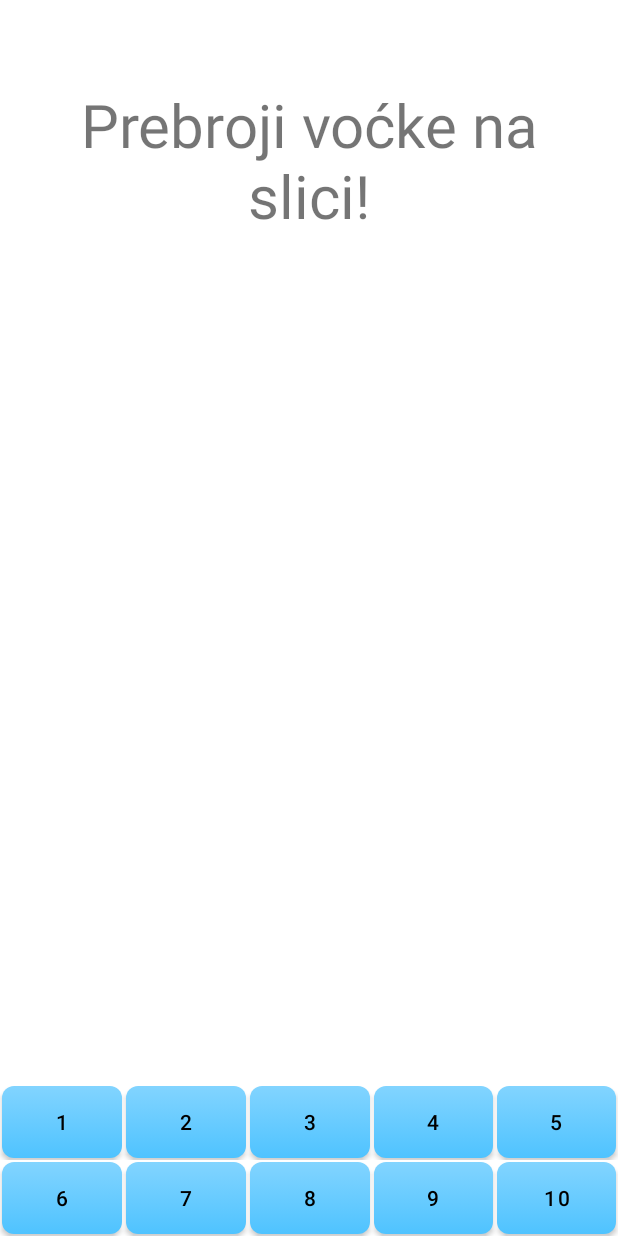
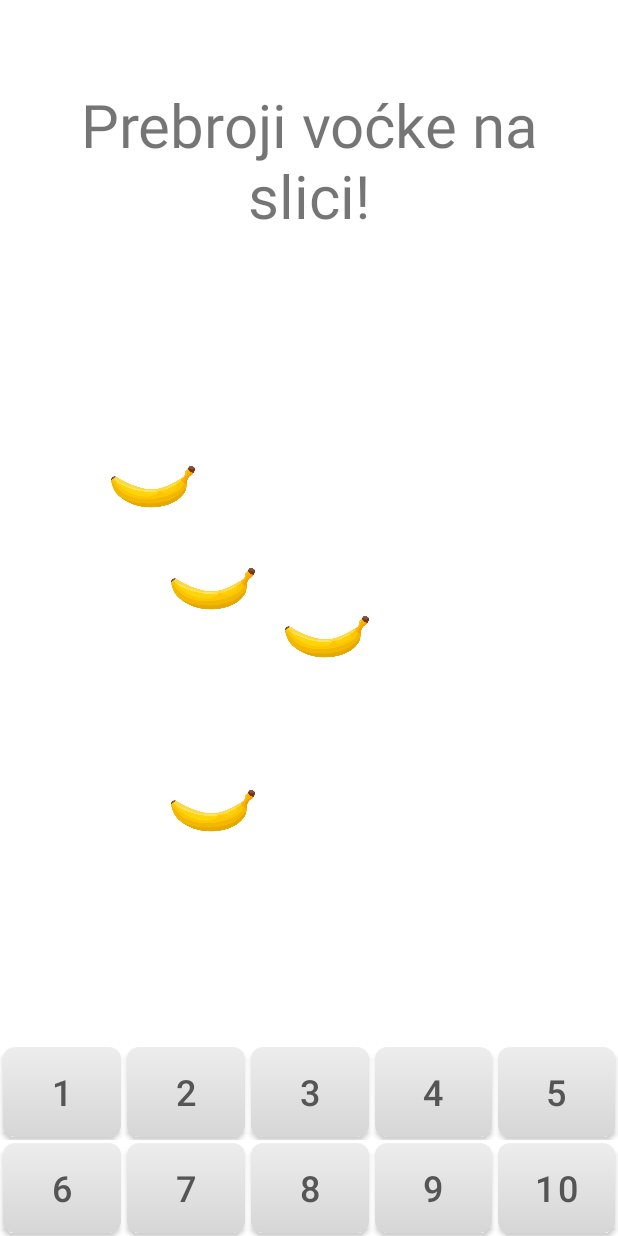
Before and after one commit to ajan9/MathQuiz, an Android app: the layout fragment_counting.xml on its own in the app's theme, with its tools: preview values and no code run, on a phone screen of 412 x 824 dp. Run offline under Robolectric (Android 15) with nearby library versions, the phone set to English and light mode, and no system bars.

Commit message:
Fixing layouts

```diff
--- a/app/src/main/java/com/example/mathquiz/ShapesFragment.kt
+++ b/app/src/main/java/com/example/mathquiz/ShapesFragment.kt
@@ -67,6 +67,8 @@ class ShapesFragment : Fragment() {
             )
         )
 
+        buttons.forEach { it.isClickable = true }
+
         buttons.shuffle()
         buttons[0].text = shapes.random().stringResource
         buttons[2].text = shape.stringResource
@@ -81,6 +83,8 @@ class ShapesFragment : Fragment() {
 
         for (button in buttons) {
             button.setOnClickListener {
+                buttons.forEach { it.isClickable = false }
+
                 if (button.text.equals(shape.stringResource)) {
                     button.setBackgroundColor(resources.getColor(R.color.green))
                     Handler(Looper.getMainLooper()).postDelayed(
--- a/app/src/main/res/drawable/blue_button_background.xml
+++ b/app/src/main/res/drawable/gray_button_background.xml
@@ -2,7 +2,7 @@
 <selector xmlns:android="http://schemas.android.com/apk/res/android">
     <item android:state_pressed="true">
         <shape>
-            <solid android:color="@color/blue_dark"/>
+            <solid android:color="@color/light"/>
             <corners android:radius="8dp" />
         </shape>
     </item>
@@ -12,8 +12,8 @@
             <gradient
                 android:type="linear"
                 android:angle="90"
-                android:startColor="@color/blue_dark"
-                android:endColor="@color/blue_light" />
+                android:startColor="@color/light"
+                android:endColor="#EDEDED" />
             <corners android:radius="8dp" />
         </shape>
     </item>
--- a/app/src/main/res/layout/fragment_counting.xml
+++ b/app/src/main/res/layout/fragment_counting.xml
@@ -12,8 +12,9 @@
         android:layout_height="wrap_content"
         android:text="Prebroji voćke na slici!"
         android:textSize="40sp"
-        android:layout_margin="32dp"
-        android:padding="24dp"
+        android:layout_margin="56dp"
+        android:paddingStart="24dp"
+        android:paddingEnd="24dp"
         android:gravity="center"
         app:layout_constraintEnd_toEndOf="parent"
         app:layout_constraintStart_toStartOf="parent"
@@ -37,7 +38,8 @@
             android:src="@drawable/banana"
             android:visibility="gone"
             app:layout_constraintStart_toStartOf="parent"
-            app:layout_constraintTop_toTopOf="parent" />
+            app:layout_constraintTop_toTopOf="parent"
+            tools:visibility="visible" />
 
         <ImageView
             android:id="@+id/fruit_two"
@@ -48,7 +50,8 @@
             android:src="@drawable/banana"
             android:visibility="gone"
             app:layout_constraintStart_toStartOf="parent"
-            app:layout_constraintTop_toTopOf="parent" />
+            app:layout_constraintTop_toTopOf="parent"
+            tools:visibility="visible" />
 
         <ImageView
             android:id="@+id/fruit_three"
@@ -59,7 +62,8 @@
             android:src="@drawable/banana"
             android:visibility="gone"
             app:layout_constraintStart_toStartOf="parent"
-            app:layout_constraintTop_toTopOf="parent" />
+            app:layout_constraintTop_toTopOf="parent"
+            tools:visibility="visible" />
 
         <ImageView
             android:id="@+id/fruit_four"
@@ -92,7 +96,8 @@
             android:src="@drawable/banana"
             android:visibility="gone"
             app:layout_constraintStart_toStartOf="parent"
-            app:layout_constraintTop_toTopOf="parent" />
+            app:layout_constraintTop_toTopOf="parent"
+            tools:visibility="visible" />
 
         <ImageView
             android:id="@+id/fruit_seven"
@@ -156,50 +161,60 @@
             <Button
                 android:id="@+id/button_one"
                 android:layout_width="wrap_content"
-                android:layout_height="wrap_content"
-                android:layout_margin="1dp"
+                android:layout_height="60dp"
+                android:layout_margin="2dp"
                 android:layout_weight="1"
-                android:background="@drawable/blue_button_background"
+                android:textSize="24sp"
+                android:textColor="@color/gray_dark"
+                android:background="@drawable/gray_button_background"
                 android:text="1"
                 app:backgroundTint="@null" />
 
             <Button
                 android:id="@+id/button_two"
                 android:layout_width="wrap_content"
-                android:layout_height="wrap_content"
-                android:layout_margin="1dp"
+                android:layout_height="60dp"
+                android:layout_margin="2dp"
                 android:layout_weight="1"
-                android:background="@drawable/blue_button_background"
+                android:textSize="24sp"
+                android:textColor="@color/gray_dark"
+                android:background="@drawable/gray_button_background"
                 android:text="2"
                 app:backgroundTint="@null" />
 
             <Button
                 android:id="@+id/button_three"
                 android:layout_width="wrap_content"
-                android:layout_height="wrap_content"
-                android:layout_margin="1dp"
+                android:layout_height="60dp"
+                android:layout_margin="2dp"
                 android:layout_weight="1"
-                android:background="@drawable/blue_button_background"
+                android:textSize="24sp"
+                android:textColor="@color/gray_dark"
+                android:background="@drawable/gray_button_background"
                 android:text="3"
                 app:backgroundTint="@null" />
 
             <Button
                 android:id="@+id/button_four"
                 android:layout_width="wrap_content"
-                android:layout_height="wrap_content"
-                android:layout_margin="1dp"
+                android:layout_height="60dp"
+                android:layout_margin="2dp"
                 android:layout_weight="1"
-                android:background="@drawable/blue_button_background"
+                android:textSize="24sp"
+                android:textColor="@color/gray_dark"
+                android:background="@drawable/gray_button_background"
                 android:text="4"
                 app:backgroundTint="@null" />
 
             <Button
                 android:id="@+id/button_five"
                 android:layout_width="wrap_content"
-                android:layout_height="wrap_content"
-                android:layout_margin="1dp"
+                android:layout_height="60dp"
+                android:layout_margin="2dp"
                 android:layout_weight="1"
-                android:background="@drawable/blue_button_background"
+                android:textSize="24sp"
+                android:textColor="@color/gray_dark"
+                android:background="@drawable/gray_button_background"
                 android:text="5"
                 app:backgroundTint="@null" />
 
@@ -212,50 +227,60 @@
             <Button
                 android:id="@+id/button_six"
                 android:layout_width="wrap_content"
-                android:layout_height="wrap_content"
-                android:layout_margin="1dp"
+                android:layout_height="60dp"
+                android:layout_margin="2dp"
                 android:layout_weight="1"
-                android:background="@drawable/blue_button_background"
+                android:textSize="24sp"
+                android:textColor="@color/gray_dark"
+                android:background="@drawable/gray_button_background"
                 android:text="6"
                 app:backgroundTint="@null" />
 
             <Button
                 android:id="@+id/button_seven"
                 android:layout_width="wrap_content"
-                android:layout_height="wrap_content"
-                android:layout_margin="1dp"
+                android:layout_height="60dp"
+                android:layout_margin="2dp"
                 android:layout_weight="1"
-                android:background="@drawable/blue_button_background"
+                android:textSize="24sp"
+                android:textColor="@color/gray_dark"
+                android:background="@drawable/gray_button_background"
                 android:text="7"
                 app:backgroundTint="@null" />
 
             <Button
                 android:id="@+id/button_eight"
                 android:layout_width="wrap_content"
-                android:layout_height="wrap_content"
-                android:layout_margin="1dp"
+                android:layout_height="60dp"
+                android:layout_margin="2dp"
                 android:layout_weight="1"
-                android:background="@drawable/blue_button_background"
+                android:textSize="24sp"
+                android:textColor="@color/gray_dark"
+                android:background="@drawable/gray_button_background"
                 android:text="8"
                 app:backgroundTint="@null" />
 
             <Button
                 android:id="@+id/button_nine"
                 android:layout_width="wrap_content"
-                android:layout_height="wrap_content"
-                android:layout_margin="1dp"
+                android:layout_height="60dp"
+                android:layout_margin="2dp"
                 android:layout_weight="1"
-                android:background="@drawable/blue_button_background"
+                android:textSize="24sp"
+                android:textColor="@color/gray_dark"
+                android:background="@drawable/gray_button_background"
                 android:text="9"
                 app:backgroundTint="@null" />
 
             <Button
                 android:id="@+id/button_ten"
                 android:layout_width="wrap_content"
-                android:layout_height="wrap_content"
-                android:layout_margin="1dp"
+                android:layout_height="60dp"
+                android:layout_margin="2dp"
                 android:layout_weight="1"
-                android:background="@drawable/blue_button_background"
+                android:textSize="24sp"
+                android:textColor="@color/gray_dark"
+                android:background="@drawable/gray_button_background"
                 android:text="10"
                 app:backgroundTint="@null" />
         </TableRow>
--- a/app/src/main/res/values/colors.xml
+++ b/app/src/main/res/values/colors.xml
@@ -19,10 +19,10 @@
     <color name="white">#FFFFFFFF</color>
     <color name="gray_light">#A7A9AC</color>
     <color name="gray">#808285</color>
-    <color name="gray_dark">#FF252525</color>
+    <color name="gray_dark">#555555</color>
     <color name="black">#FF000000</color>
     <color name="light">#d6d6d6</color>
 
-    <color name="error_red">#cc0000</color>
+    <color name="error_red">#e53935</color>
     <color name="green">#98ed87</color>
 </resources>
```
Also changed, not shown: app/src/main/java/com/example/mathquiz/CountingFragment.kt (+50 -8 lines), app/src/main/res/drawable/green_button_backgorund.xml (added, +10 -0 lines), app/src/main/res/layout/fragment_menu.xml (+16 -9 lines).
